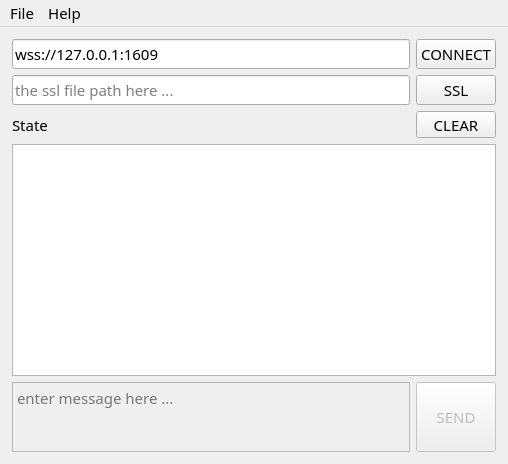
The window that src/main/resources/base/main.ui (vn-os/Qt-Websocket-Client-Secure) describes before a commit, drawn with Qt 5.
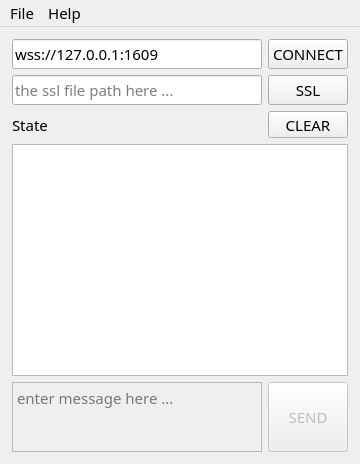
The same window after the commit. Icons and pictures are not drawn.

Patch:
```diff
--- a/src/main/resources/base/main.ui
+++ b/src/main/resources/base/main.ui
@@ -6,7 +6,7 @@
    <rect>
     <x>0</x>
     <y>0</y>
-    <width>508</width>
+    <width>357</width>
     <height>464</height>
    </rect>
   </property>
@@ -183,7 +183,7 @@
     <rect>
      <x>0</x>
      <y>0</y>
-     <width>508</width>
+     <width>357</width>
      <height>26</height>
     </rect>
    </property>
```
